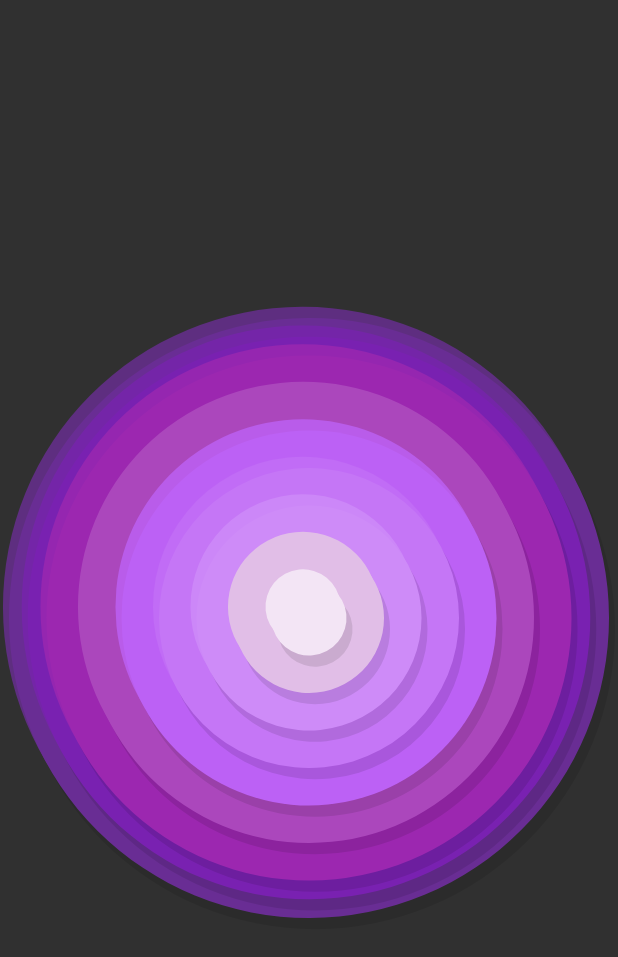
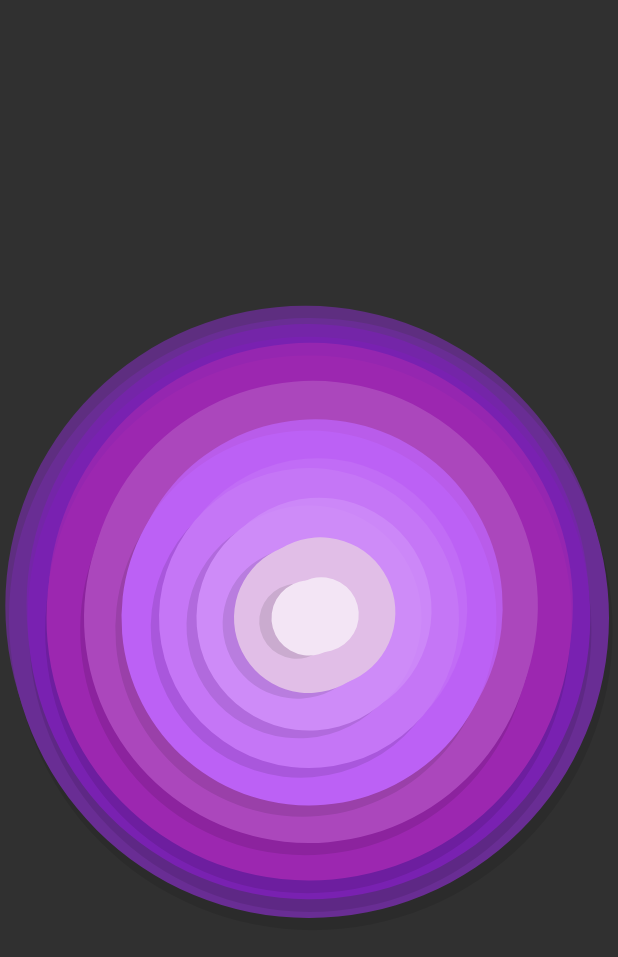
Before and after one commit to g-dev0000/flutter-animation, a Flutter app: the screen it shows after launch, on a phone screen of 412 x 824 dp. Shown: the top 957 px of the screen. Run offline on Flutter 3.47's test engine with Material 2 defaults, Android fonts, the light colour scheme and no system bars; our stand-ins replace flutter_hooks, flutter_staggered_animations, google_fonts, ionicons, lottie, sizer; missing offline and left inert: flutter_chess_board.

Commit message:
added tranform container animation

```diff
--- a/lib/rotating_container/home.dart
+++ b/lib/rotating_container/home.dart
@@ -57,13 +57,13 @@ class _RotationHomeState extends State<RotationHome>
                 x = x + details.delta.dy / 100;
               });
             },
-            child: Transform.rotate(
-              angle: _rotationAnimation.value,
-              child: Stack(
-                clipBehavior: Clip.hardEdge,
-                alignment: Alignment.center,
-                children: [
-                  Container(
+            child: Stack(
+              clipBehavior: Clip.hardEdge,
+              alignment: Alignment.center,
+              children: [
+                Transform.rotate(
+                  angle: _rotationAnimation.value + 0.2,
+                  child: Container(
                     width: 400,
                     height: 400,
                     decoration: BoxDecoration(
@@ -85,7 +85,10 @@ class _RotationHomeState extends State<RotationHome>
                       color: const Color(0xFF692D94),
                     ),
                   ),
-                  Container(
+                ),
+                Transform.rotate(
+                  angle: _rotationAnimation.value + 0.4,
+                  child: Container(
                     width: 375,
                     height: 375,
                     decoration: BoxDecoration(
@@ -107,7 +110,10 @@ class _RotationHomeState extends State<RotationHome>
                       color: const Color(0xFF7921B1),
                     ),
                   ),
-                  Container(
+                ),
+                Transform.rotate(
+                  angle: _rotationAnimation.value + 0.6,
+                  child: Container(
                     width: 350,
                     height: 350,
                     decoration: BoxDecoration(
@@ -129,7 +135,10 @@ class _RotationHomeState extends State<RotationHome>
                       color: Colors.purple,
                     ),
                   ),
-                  Container(
+                ),
+                Transform.rotate(
+                  angle: _rotationAnimation.value + 0.8,
+                  child: Container(
                     width: 300,
                     height: 300,
                     decoration: BoxDecoration(
@@ -150,7 +159,10 @@ class _RotationHomeState extends State<RotationHome>
                       color: Colors.purple.shade400,
                     ),
                   ),
-                  Container(
+                ),
+                Transform.rotate(
+                  angle: _rotationAnimation.value + 1,
+                  child: Container(
                     width: 250,
                     height: 250,
                     decoration: BoxDecoration(
@@ -171,7 +183,10 @@ class _RotationHomeState extends State<RotationHome>
                       color: const Color(0xFFBC61F5),
                     ),
                   ),
-                  Container(
+                ),
+                Transform.rotate(
+                  angle: _rotationAnimation.value + 1.2,
+                  child: Container(
                     width: 200,
                     height: 200,
                     decoration: BoxDecoration(
@@ -192,7 +207,10 @@ class _RotationHomeState extends State<RotationHome>
                       color: const Color(0xFFC576F6),
                     ),
                   ),
-                  Container(
+                ),
+                Transform.rotate(
+                  angle: _rotationAnimation.value + 1.4,
+                  child: Container(
                     width: 150,
                     height: 150,
                     decoration: BoxDecoration(
@@ -213,7 +231,10 @@ class _RotationHomeState extends State<RotationHome>
                       color: const Color(0xFFCE8BF8),
                     ),
                   ),
-                  Container(
+                ),
+                Transform.rotate(
+                  angle: _rotationAnimation.value + 1.6,
+                  child: Container(
                     width: 100,
                     height: 100,
                     decoration: BoxDecoration(
@@ -234,7 +255,10 @@ class _RotationHomeState extends State<RotationHome>
                       color: const Color(0xFFE1BEE7),
                     ),
                   ),
-                  Container(
+                ),
+                Transform.rotate(
+                  angle: _rotationAnimation.value + 1.8,
+                  child: Container(
                     width: 50,
                     height: 50,
                     decoration: BoxDecoration(
@@ -255,8 +279,8 @@ class _RotationHomeState extends State<RotationHome>
                       color: const Color(0xFFF3E5F5),
                     ),
                   ),
-                ],
-              ),
+                ),
+              ],
             ),
           ),
         ),
```
Also changed, not shown: lib/main.dart (+0 -27 lines).
